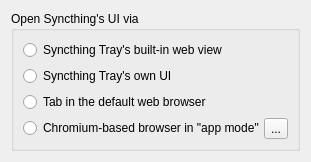
This is syncthingwidgets/settings/generalwebviewoptionpage.ui in Martchus/syncthingtray as Qt 5 draws it before an edit. The edited form follows.
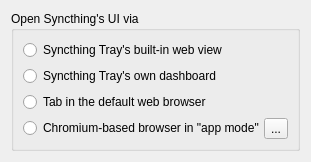
This is the edited form. Icons and pictures are not drawn.

Diff of the .ui file:
```diff
--- a/syncthingwidgets/settings/generalwebviewoptionpage.ui
+++ b/syncthingwidgets/settings/generalwebviewoptionpage.ui
@@ -32,7 +32,7 @@
       <item>
        <widget class="QRadioButton" name="ownRadioButton">
         <property name="text">
-         <string>Syncthing Tray's own UI</string>
+         <string>Syncthing Tray's own dashboard</string>
         </property>
        </widget>
       </item>
```
